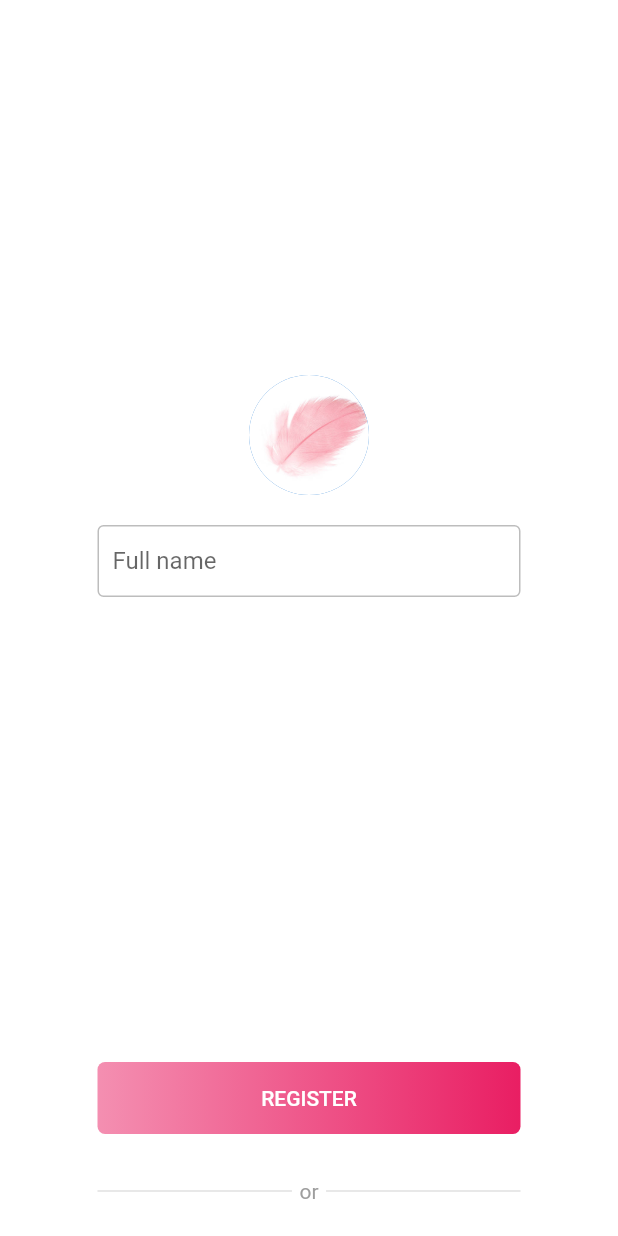
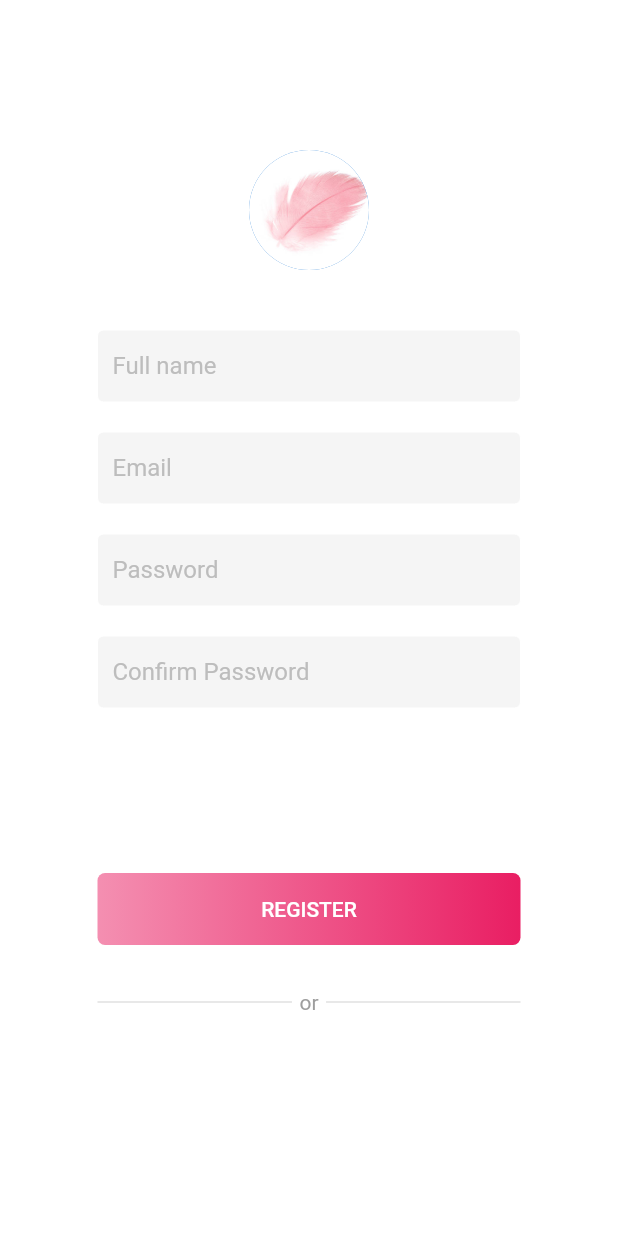
Before and after one commit to 7idea/Sanitary_Pad, a Flutter app: the screen it shows after launch, on a phone screen of 412 x 824 dp. Run offline on Flutter 3.47's test engine with Material 2 defaults, Android fonts, the phone set to English and light mode, and no system bars; missing offline and left inert: flutter_line_sdk.

Commit message:
ออกแบบหน้า Register เหลือใส่ปุ่มไลน์

```diff
--- a/lib/screens/Register/register.dart
+++ b/lib/screens/Register/register.dart
@@ -7,18 +7,22 @@ class Register extends StatelessWidget {
       body: Container(
         height: MediaQuery.of(context).size.height - 50,
         width: double.infinity,
+        child: SingleChildScrollView(
           child: Padding(
             padding: EdgeInsets.symmetric(horizontal: 65.0),
             child: Column(
               children: [
-              SizedBox(height: 250.0),
+                SizedBox(height: 100.0),
                 CircleAvatar(
                   backgroundImage: AssetImage('assets/icons/logo.jpeg'),
                   radius: 40.0,
                 ),
-              SizedBox(height: 10.0),
+                SizedBox(height: 30.0),
                 inputFile(label: "Full name"),
-              SizedBox(height: 300.0),
+                inputFile(label: "Email"),
+                inputFile(label: "Password", obscureText: true),
+                inputFile(label: "Confirm Password", obscureText: true),
+                SizedBox(height: 100.0),
                 RegisterButton(),
                 SizedBox(height: 30.0),
                 Row(
@@ -47,6 +51,7 @@ class Register extends StatelessWidget {
             ),
           ),
         ),
+      ),
     );
   }
 }
@@ -62,17 +67,16 @@ Widget inputFile({label, obscureText = false}) {
         obscureText: obscureText,
         decoration: InputDecoration(
             contentPadding: EdgeInsets.symmetric(vertical: 0, horizontal: 10),
+            fillColor: Colors.grey[100],
+            filled: true,
             enabledBorder: OutlineInputBorder(
-              borderSide: BorderSide(
-                color: Colors.grey.shade400,
+              borderSide: BorderSide(color: Colors.white, width: 0),
             ),
+            focusedBorder: OutlineInputBorder(
+              borderSide: BorderSide(color: Colors.pink.shade200, width: 2),
             ),
-            border: OutlineInputBorder(
-              borderSide: new BorderSide(
-                color: Colors.pink.shade400,
-              ),
-            ),
-            hintText: label),
+            hintText: label,
+            hintStyle: TextStyle(color: Colors.grey[400])),
       ),
       SizedBox(
         height: 10,
```
Also changed, not shown: 1 other file. Lines whose indentation alone changed are shown as unchanged.
